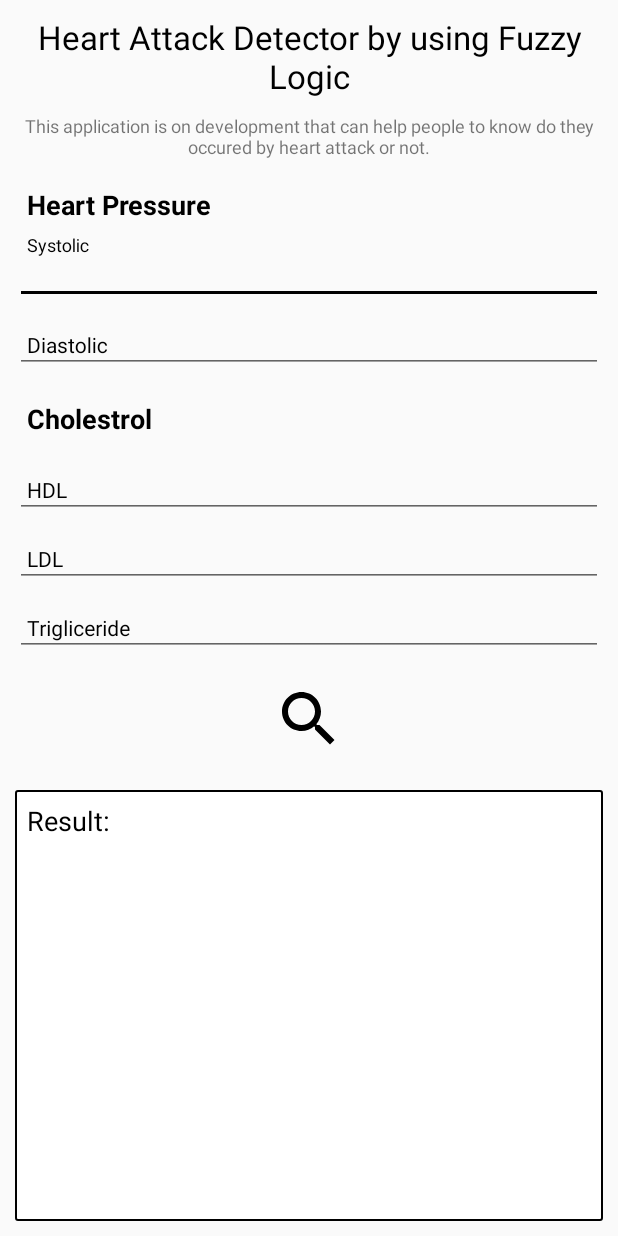
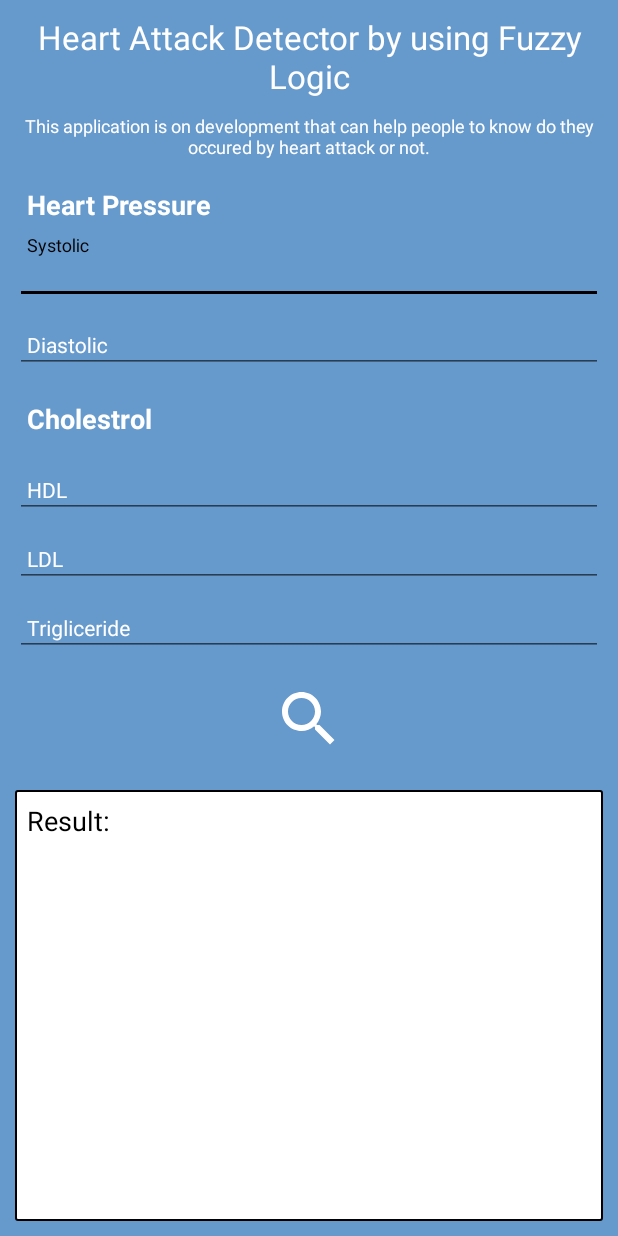
Before and after one commit to Oxygent02/HeartAttackDetectionWithFuzzy, an Android app: the layout activity_main.xml on its own in the app's theme, with its tools: preview values and no code run, on a phone screen of 412 x 824 dp. Run offline under Robolectric (Android 15) with nearby library versions, the phone set to English and light mode, and no system bars.

Commit message:
UI/UX done

```diff
--- a/app/build.gradle
+++ b/app/build.gradle
@@ -24,7 +24,7 @@ android {
 
 dependencies {
     implementation fileTree(dir: 'libs', include: ['*.jar'])
-    implementation"org.jetbrains.kotlin:kotlin-stdlib-jdk7:$kotlin_version"
+    implementation "org.jetbrains.kotlin:kotlin-stdlib-jdk7:$kotlin_version"
     implementation 'com.android.support:appcompat-v7:28.+'
     implementation 'com.android.support:design:28.0.0'
     implementation 'com.android.support.constraint:constraint-layout:1.0.2'
--- a/app/src/main/res/drawable/ic_search_black_24dp.xml
+++ b/app/src/main/res/drawable/ic_search_black_24dp.xml
@@ -1,4 +1,4 @@
 <vector android:height="48dp" android:viewportHeight="24.0"
     android:viewportWidth="24.0" android:width="48dp" xmlns:android="http://schemas.android.com/apk/res/android">
-    <path android:fillColor="#FF000000" android:pathData="M15.5,14h-0.79l-0.28,-0.27C15.41,12.59 16,11.11 16,9.5 16,5.91 13.09,3 9.5,3S3,5.91 3,9.5 5.91,16 9.5,16c1.61,0 3.09,-0.59 4.23,-1.57l0.27,0.28v0.79l5,4.99L20.49,19l-4.99,-5zM9.5,14C7.01,14 5,11.99 5,9.5S7.01,5 9.5,5 14,7.01 14,9.5 11.99,14 9.5,14z"/>
+    <path android:fillColor="#FFFFFF" android:pathData="M15.5,14h-0.79l-0.28,-0.27C15.41,12.59 16,11.11 16,9.5 16,5.91 13.09,3 9.5,3S3,5.91 3,9.5 5.91,16 9.5,16c1.61,0 3.09,-0.59 4.23,-1.57l0.27,0.28v0.79l5,4.99L20.49,19l-4.99,-5zM9.5,14C7.01,14 5,11.99 5,9.5S7.01,5 9.5,5 14,7.01 14,9.5 11.99,14 9.5,14z"/>
 </vector>
--- a/app/src/main/res/layout/activity_main.xml
+++ b/app/src/main/res/layout/activity_main.xml
@@ -4,6 +4,7 @@
     xmlns:tools="http://schemas.android.com/tools"
     android:layout_width="match_parent"
     android:layout_height="match_parent"
+    android:background="#6699cc"
     android:orientation="vertical"
     android:padding="10dp">
 
@@ -12,7 +13,7 @@
         android:layout_height="wrap_content"
         android:text="@string/app_name"
         android:gravity="center"
-        android:textColor="@color/colorBlack"
+        android:textColor="@color/colorWhite"
         android:textSize="22sp"/>
 
     <!--Description-->
@@ -23,6 +24,7 @@
         android:layout_height="wrap_content"
         android:text="@string/description"
         android:textSize="12sp"
+        android:textColor="@color/colorWhite"
         android:textAlignment="center"/>
 
     <!--Heart Pressure-->
@@ -34,14 +36,14 @@
             android:text="Heart Pressure"
             android:textSize="18sp"
             android:textStyle="bold"
-            android:textColor="#000000"/>
+            android:textColor="#ffffff"/>
 
     <!--Systolic-->
         <android.support.design.widget.TextInputLayout
             android:layout_width="match_parent"
             android:layout_height="wrap_content"
-            app:boxBackgroundColor="@color/colorBlack"
-            android:textColorHint="@color/colorBlack">
+            app:boxBackgroundColor="@color/colorWhite"
+            android:textColorHint="@color/colorWhite">
 
             <EditText
                 android:id="@+id/edt_systolic"
@@ -49,9 +51,9 @@
                 android:layout_height="wrap_content"
                 android:padding="8dp"
                 android:textSize="14sp"
-                android:textColor="#000000"
+                android:textColor="#ffffff"
                 android:hint="Systolic"
-                android:textColorHint="#607D8B"
+                android:textColorHint="#ffffff"
                 android:inputType="numberDecimal"/>
 
         </android.support.design.widget.TextInputLayout>
@@ -60,8 +62,8 @@
         <android.support.design.widget.TextInputLayout
             android:layout_width="match_parent"
             android:layout_height="wrap_content"
-            app:boxBackgroundColor="@color/colorBlack"
-            android:textColorHint="@color/colorBlack">
+            app:boxBackgroundColor="@color/colorWhite"
+            android:textColorHint="@color/colorWhite">
 
         <EditText
             android:id="@+id/edt_diastolic"
@@ -69,9 +71,9 @@
             android:layout_height="wrap_content"
             android:padding="8dp"
             android:textSize="14sp"
-            android:textColor="#000000"
+            android:textColor="#ffffff"
             android:hint="Diastolic"
-            android:textColorHint="#607D8B"
+            android:textColorHint="#ffffff"
             android:inputType="numberDecimal"/>
 
         </android.support.design.widget.TextInputLayout>
@@ -86,14 +88,14 @@
             android:text="Cholestrol"
             android:textSize="18sp"
             android:textStyle="bold"
-            android:textColor="#000000"/>
+            android:textColor="#ffffff"/>
 
     <!--HDL-->
         <android.support.design.widget.TextInputLayout
             android:layout_width="match_parent"
             android:layout_height="wrap_content"
-            app:boxBackgroundColor="@color/colorBlack"
-            android:textColorHint="@color/colorBlack">
+            app:boxBackgroundColor="@color/colorWhite"
+            android:textColorHint="@color/colorWhite">
 
             <EditText
                 android:id="@+id/edt_hdl"
@@ -101,9 +103,9 @@
                 android:layout_height="wrap_content"
                 android:padding="8dp"
                 android:textSize="14sp"
-                android:textColor="#000000"
+                android:textColor="#ffffff"
                 android:hint="HDL"
-                android:textColorHint="#607D8B"
+                android:textColorHint="#ffffff"
                 android:inputType="numberDecimal"/>
 
         </android.support.design.widget.TextInputLayout>
@@ -112,8 +114,8 @@
         <android.support.design.widget.TextInputLayout
             android:layout_width="match_parent"
             android:layout_height="wrap_content"
-            app:boxBackgroundColor="@color/colorBlack"
-            android:textColorHint="@color/colorBlack">
+            app:boxBackgroundColor="@color/colorWhite"
+            android:textColorHint="@color/colorWhite">
 
         <EditText
             android:id="@+id/edt_ldl"
@@ -121,9 +123,9 @@
             android:layout_height="wrap_content"
             android:padding="8dp"
             android:textSize="14sp"
-            android:textColor="#000000"
+            android:textColor="#ffffff"
             android:hint="LDL"
-            android:textColorHint="#607D8B"
+            android:textColorHint="#ffffff"
             android:inputType="numberDecimal"/>
 
         </android.support.design.widget.TextInputLayout>
@@ -132,8 +134,8 @@
         <android.support.design.widget.TextInputLayout
             android:layout_width="match_parent"
             android:layout_height="wrap_content"
-            app:boxBackgroundColor="@color/colorBlack"
-            android:textColorHint="@color/colorBlack">
+            app:boxBackgroundColor="@color/colorWhite"
+            android:textColorHint="@color/colorWhite">
 
             <EditText
                 android:id="@+id/edt_trigliceride"
@@ -141,9 +143,9 @@
                 android:layout_height="wrap_content"
                 android:padding="8dp"
                 android:textSize="14sp"
-                android:textColor="#000000"
+                android:textColor="#ffffff"
                 android:hint="Trigliceride"
-                android:textColorHint="#607D8B"
+                android:textColorHint="#ffffff"
                 android:inputType="numberDecimal"/>
 
         </android.support.design.widget.TextInputLayout>
```
Also changed, not shown: app/src/main/AndroidManifest.xml (+7 -1 lines), app/src/main/java/com/oxygent/heartattackdetectionwithfuzzy/LaunchActivity.kt (added, +20 -0 lines), app/src/main/java/com/oxygent/heartattackdetectionwithfuzzy/MainActivity.kt (+10 -0 lines), app/src/main/res/layout/activity_launch.xml (added, +40 -0 lines).
